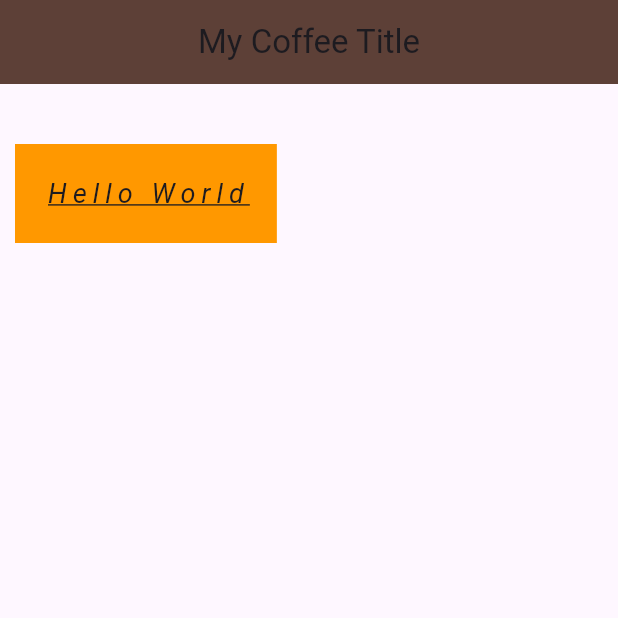
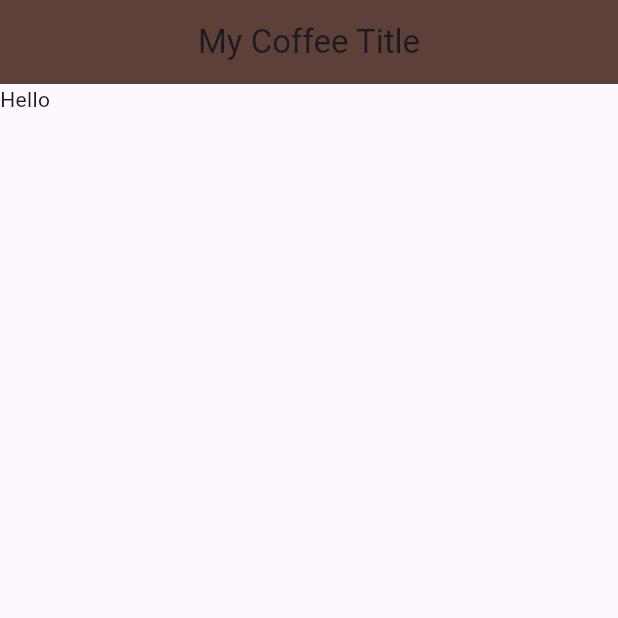
Before and after one commit to SunilBista/CoffeeCard, a Flutter app: the screen it shows after launch, on a phone screen of 412 x 824 dp, the top half of it. Run offline on Flutter 3.47's test engine with Material 3 defaults, Android fonts, the phone set to English and light mode, and no system bars.

Commit message:
import Home to main

```diff
--- a/lib/main.dart
+++ b/lib/main.dart
@@ -1,42 +1,6 @@
+import 'package:coffee_card/home.dart';
 import 'package:flutter/material.dart'; //to add MaterialAPP widget
 
 void main() {
-  runApp(
-    MaterialApp(
-      home: Scaffold(
-        appBar: AppBar(
-          title: const Text('My Coffee Title'),
-          backgroundColor: Colors.brown[700],
-          centerTitle: true,
-        ),
-        body: const Home(),
-      ),
-    ),
-  );
+  runApp(MaterialApp(home: Home()));
 }
-
-class Home extends StatelessWidget {
-  const Home({super.key});
-
-  @override //override inherited
-  Widget build(BuildContext context) {
-    return Container(
-      color: Colors.orange,
-      // width: 200,
-      // height: 100,
-      padding: EdgeInsets.all(20),
-      margin: EdgeInsets.fromLTRB(10, 40, 0, 0),
-      child: Text(
-        'Hello World',
-        style: TextStyle(
-          fontSize: 18,
-          letterSpacing: 4,
-          decoration: TextDecoration.underline,
-          fontStyle: FontStyle.italic,
-        ),
-      ),
-    );
-  }
-}
-
-//container
```
